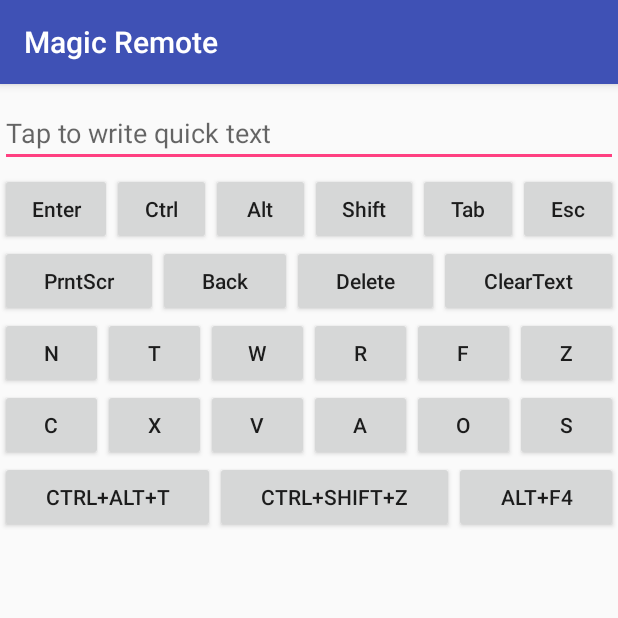
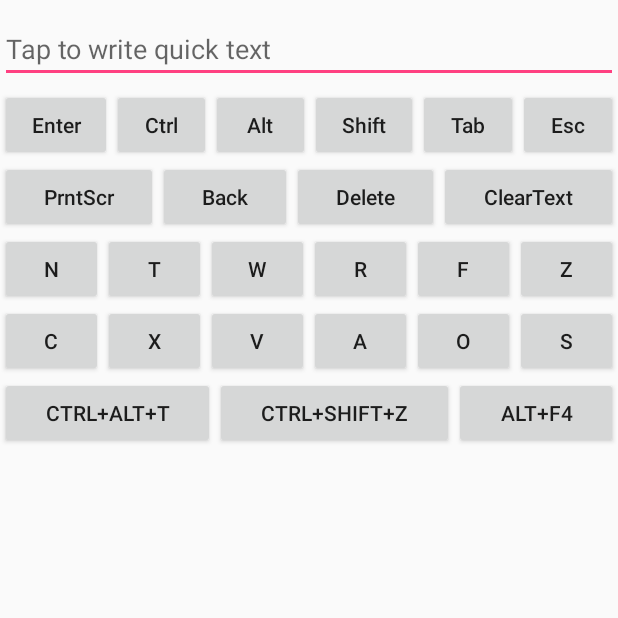
Before and after one commit to Tanmoytkd/Magic-Remote-2-Client, an Android app: the KeyboardActivity screen opened directly, with no data from a screen before it, on a phone screen of 412 x 824 dp, the top half of it. Run offline under Robolectric (Android 15) with nearby library versions, the phone set to English and light mode, and no system bars; 1 statement that could not run was skipped.

Commit message:
Main features all implemented fixed crash in non-bluetooth devices

```diff
--- a/app/src/main/res/values/colors.xml
+++ b/app/src/main/res/values/colors.xml
@@ -4,4 +4,5 @@
     <color name="colorPrimaryDark">#303F9F</color>
     <color name="colorAccent">#FF4081</color>
     <color name="veryverydarkRed">#644d0101</color>
+    <color name="offWhite">#f8fbfe</color>
 </resources>
--- a/app/src/main/res/values/styles.xml
+++ b/app/src/main/res/values/styles.xml
@@ -1,7 +1,7 @@
 <resources>
 
     <!-- Base application theme. -->
-    <style name="AppTheme" parent="Theme.AppCompat.Light.DarkActionBar">
+    <style name="AppTheme" parent="Theme.AppCompat.Light.NoActionBar">
         <!-- Customize your theme here. -->
         <item name="colorPrimary">@color/colorPrimary</item>
         <item name="colorPrimaryDark">@color/colorPrimaryDark</item>
```
Also changed, not shown: app/src/main/java/com/example/tanmoykrishnadas/magicremoteclient/MainActivity.java (+15 -3 lines).
